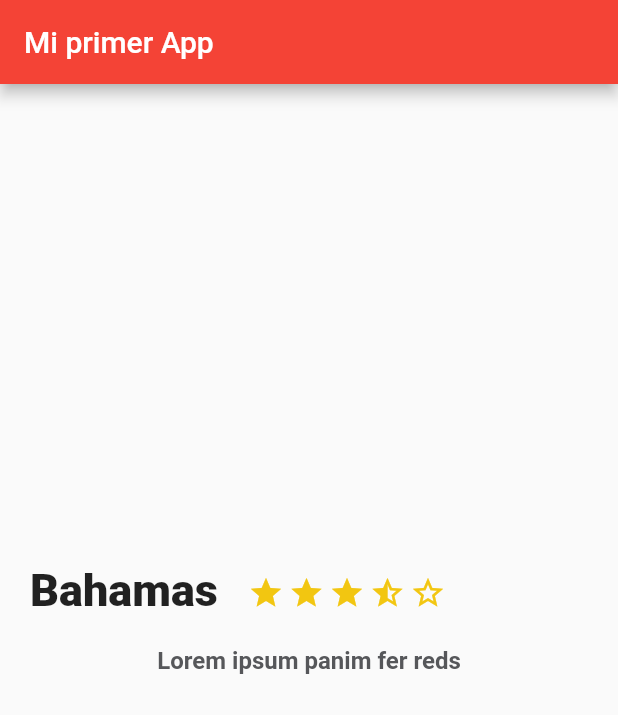
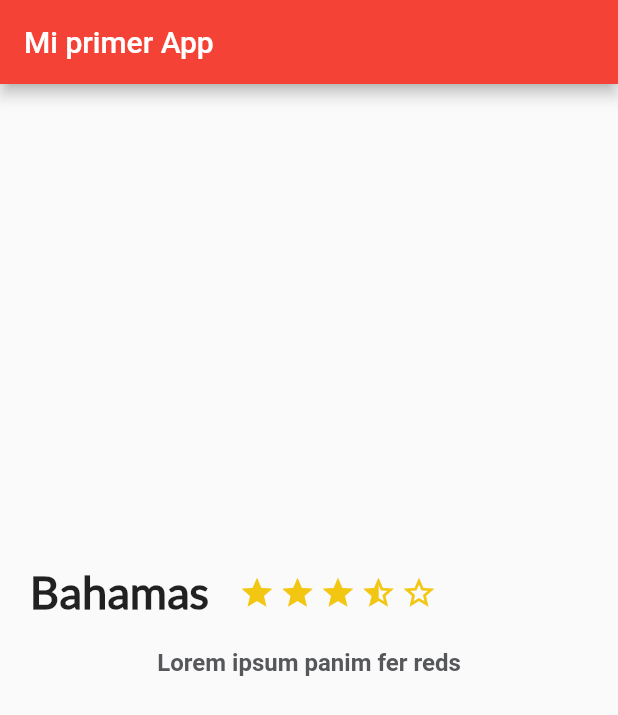
Before and after one commit to daguiheso/flutter-full-app, a Flutter app: the screen it shows after launch, on a phone screen of 412 x 824 dp. Shown: the top 715 px of the screen. Run offline on Flutter 3.47's test engine with Material 2 defaults, Android fonts, the phone set to English and light mode, and no system bars.

Commit message:
Add Lato font and use Lato Regular

```diff
--- a/lib/description_place.dart
+++ b/lib/description_place.dart
@@ -39,9 +39,10 @@ class DescriptionPlace extends StatelessWidget {
         descriptionPlace,
         textAlign: TextAlign.left,
         style: TextStyle(
-            fontSize: 16,
-            fontWeight: FontWeight.bold,
-            color: Color(0xFF56575a)),
+          fontSize: 16,
+          fontWeight: FontWeight.bold,
+          color: Color(0xFF56575a),
+        ),
       ),
     );
 
@@ -51,7 +52,11 @@ class DescriptionPlace extends StatelessWidget {
           margin: EdgeInsets.only(top: 320, left: 20, right: 20),
           child: Text(
             namePlace,
-            style: TextStyle(fontSize: 30, fontWeight: FontWeight.w900),
+            style: TextStyle(
+              fontFamily: 'Lato',
+              fontSize: 30,
+              fontWeight: FontWeight.w900
+            ),
             textAlign: TextAlign.left,
           ),
         ),
```
Also changed, not shown: pubspec.yaml (+5 -10 lines), fonts/Lato-Black.ttf (added), fonts/Lato-BlackItalic.ttf (added), fonts/Lato-Bold.ttf (added), fonts/Lato-BoldItalic.ttf (added), fonts/Lato-Italic.ttf (added), fonts/Lato-Light.ttf (added), fonts/Lato-LightItalic.ttf (added), fonts/Lato-Regular.ttf (added), fonts/Lato-Thin.ttf (added), fonts/Lato-ThinItalic.ttf (added).
